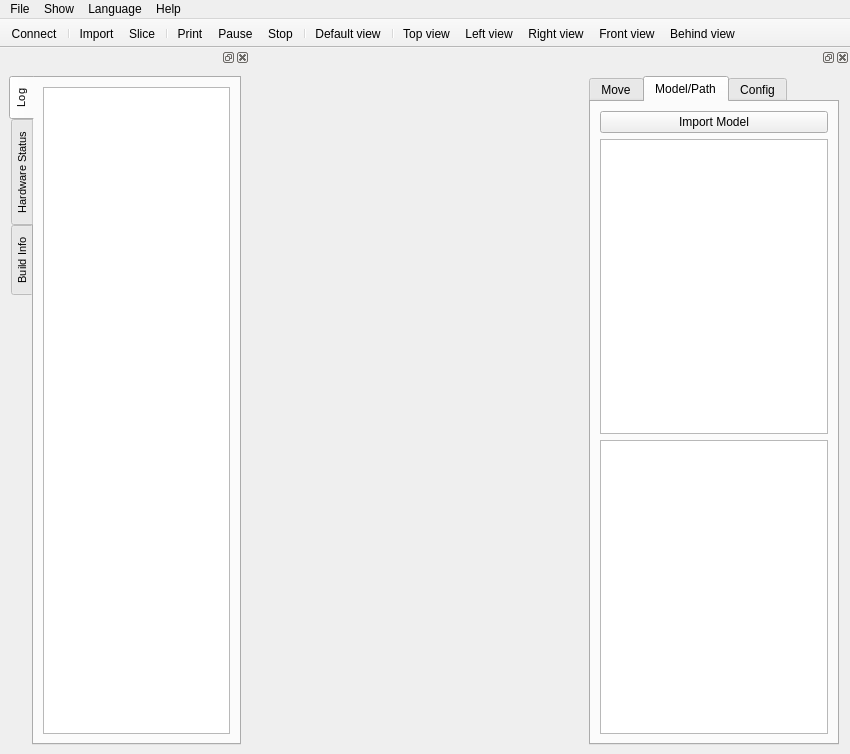
Old version of the form ui/fabqtDialog.ui in the repository GVallicrosa/FabQtV2.
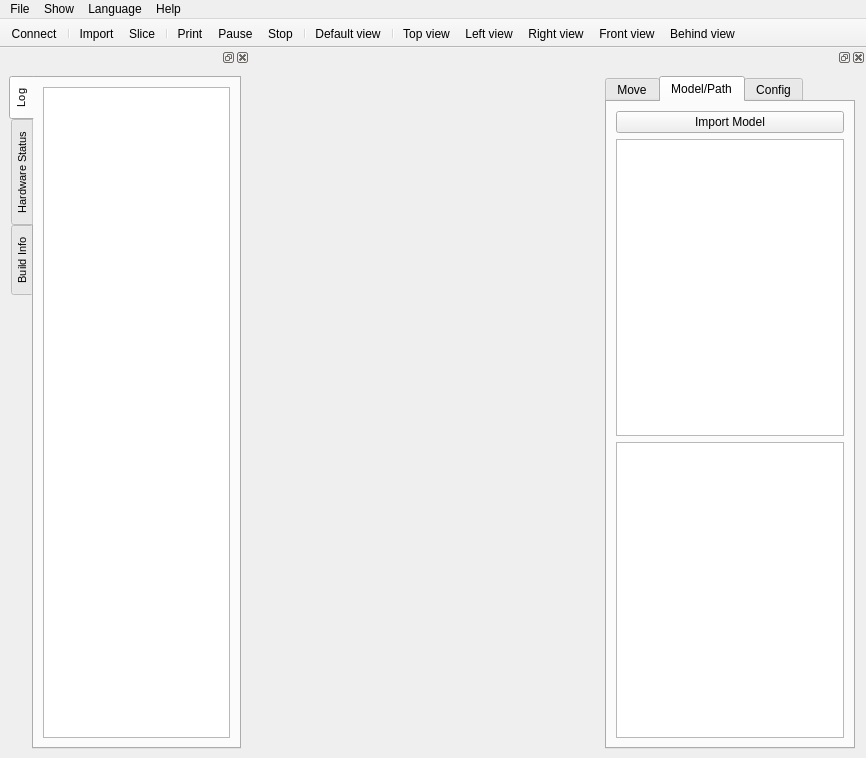
New version of the form. Icons and pictures are not drawn. Custom widgets are drawn as their Qt base class.

```diff
--- a/ui/fabqtDialog.ui
+++ b/ui/fabqtDialog.ui
@@ -6,8 +6,8 @@
    <rect>
     <x>0</x>
     <y>0</y>
-    <width>850</width>
-    <height>754</height>
+    <width>866</width>
+    <height>758</height>
    </rect>
   </property>
   <property name="sizePolicy">
@@ -47,7 +47,7 @@
     <rect>
      <x>0</x>
      <y>0</y>
-     <width>850</width>
+     <width>866</width>
      <height>25</height>
     </rect>
    </property>
```
Left out of the diff: 10 changed lines with no effect on the pictures.
